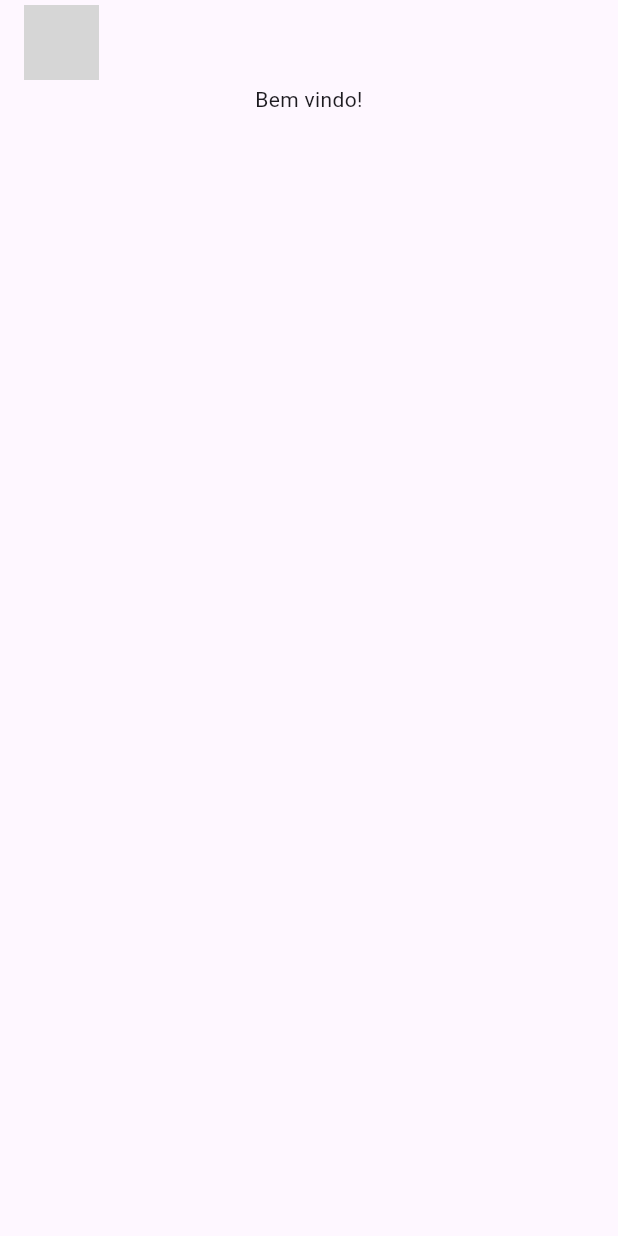
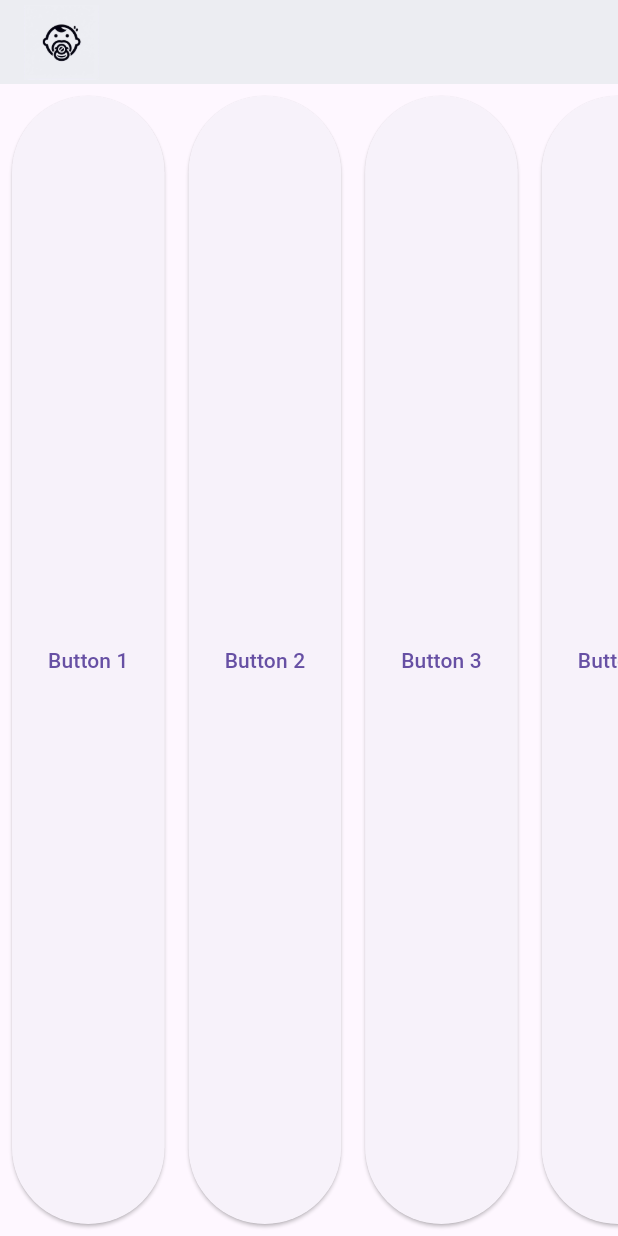
Before and after one commit to valo793/alertabucal, a Flutter app: the HomePage screen opened directly, on a phone screen of 412 x 824 dp. Run offline on Flutter 3.47's test engine with Material 3 defaults, Android fonts, the phone set to English and light mode, and no system bars; grey boxes are pictures that could not be loaded.

Commit message:
improving homepage screen

```diff
--- a/lib/screens/homepage.dart
+++ b/lib/screens/homepage.dart
@@ -8,20 +8,35 @@ class HomePage extends StatelessWidget {
     return Scaffold(
       appBar: AppBar(
         title: Image.asset(
-          'assets/bebe_logo.png',
+          'assets/bebe.png',
           width: 50,
           height: 50,
         ),
+        backgroundColor: const Color.fromARGB(255, 236, 237, 242),
       ),
       body: Center(
         child: ConstrainedBox(
           constraints: const BoxConstraints.expand(),
-          child: const Text(
-            'Bem vindo!',
-            textAlign: TextAlign.center,
+          child: ListView(
+            scrollDirection: Axis.horizontal,
+            children: List.generate(10, (index) {
+              return Padding(
+                padding: const EdgeInsets.all(8.0),
+                child: ElevatedButton(
+                  onPressed: () {},
+                  child: Text('Button ${index + 1}'),
+                ),
+              );
+            }),
           ),
         ),
       ),
     );
   }
 }
+
+void main() {
+  runApp(const MaterialApp(
+    home: HomePage(),
+  ));
+}
```
